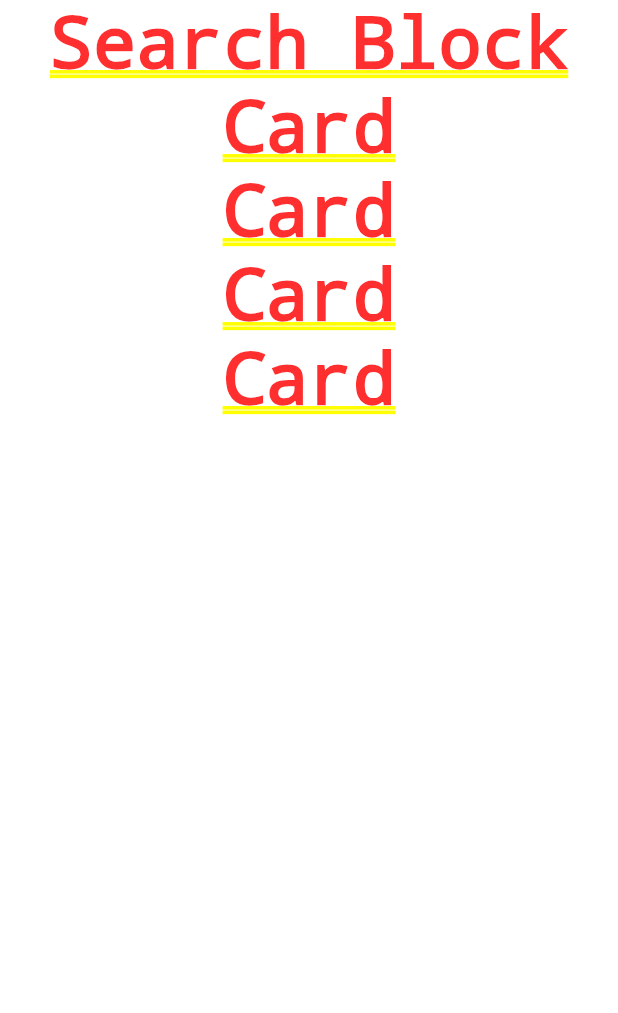
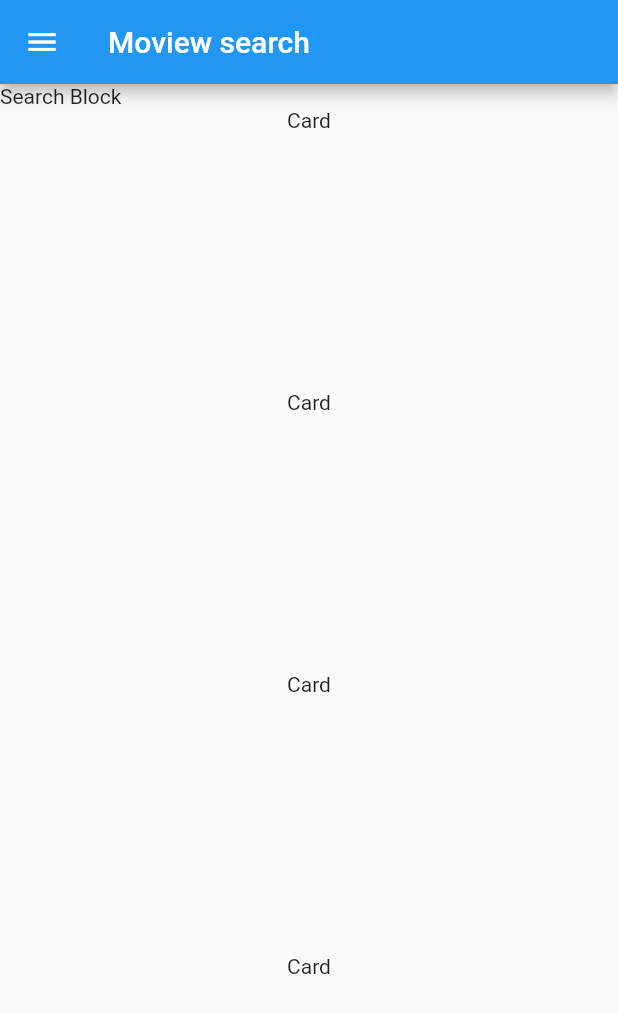
Before and after one commit to TimofeyKuznesov/search_movie, a Flutter app: the screen it shows after launch, on a phone screen of 412 x 824 dp. Shown: the top 1013 px of the screen. Run offline on Flutter 3.47's test engine with Material 2 defaults, Android fonts, the light colour scheme and no system bars.

Commit message:
feat: add Scaffold for application

```diff
--- a/lib/app/core/widgets/movie-card/card.dart
+++ b/lib/app/core/widgets/movie-card/card.dart
@@ -5,6 +5,6 @@ class MovieCard extends StatelessWidget {
 
   @override
   Widget build(BuildContext context) {
-    return Container(child: const Text('Card'));
+    return Expanded(child: Container(child: const Text('Card')));
   }
 }
--- /dev/null
+++ b/lib/app/pages/application.dart
@@ -0,0 +1,34 @@
+import 'package:flutter/cupertino.dart';
+import 'package:flutter/material.dart';
+import 'package:search_movie/app/pages/index.dart';
+
+class Application extends StatelessWidget {
+  @override
+  Widget build(BuildContext context) {
+    return Scaffold(
+      appBar: AppBar(
+        title: const Text('Moview search'),
+      ),
+      drawer: Drawer(
+        child: ListView(
+          padding: EdgeInsets.zero,
+          children: [
+            const DrawerHeader(
+              decoration: BoxDecoration(
+                color: Colors.blue,
+              ),
+              child: Text('Header'),
+            ),
+            ListTile(
+              title: const Text('menu1'),
+              onTap: () {
+                Navigator.pop(context);
+              },
+            ),
+          ],
+        ),
+      ),
+      body: const MainPage(),
+    );
+  }
+}
--- a/lib/app/pages/index.dart
+++ b/lib/app/pages/index.dart
@@ -1 +1,2 @@
-export 'main/index.dart' show MainPage;
+export 'main/index.dart';
+export 'application.dart';
--- a/lib/app/pages/main/cards_list.dart
+++ b/lib/app/pages/main/cards_list.dart
@@ -6,8 +6,9 @@ class CardsList extends StatelessWidget {
 
   @override
   Widget build(BuildContext context) {
-    return Column(
+    return Expanded(
+        child: Column(
       children: const [MovieCard(), MovieCard(), MovieCard(), MovieCard()],
-    );
+    ));
   }
 }
--- a/lib/app/pages/main/main_page.dart
+++ b/lib/app/pages/main/main_page.dart
@@ -10,6 +10,7 @@ class MainPage extends StatelessWidget {
   Widget build(BuildContext context) {
     return Column(
       children: const [Search(), CardsList()],
+      crossAxisAlignment: CrossAxisAlignment.stretch,
     );
   }
 }
--- a/lib/app/pages/main/search.dart
+++ b/lib/app/pages/main/search.dart
@@ -5,6 +5,9 @@ class Search extends StatelessWidget {
 
   @override
   Widget build(BuildContext context) {
-    return const Text('Search Block');
+    return const Expanded(
+      child: Text('Search Block'),
+      flex: 0,
+    );
   }
 }
--- a/lib/main.dart
+++ b/lib/main.dart
@@ -1,5 +1,5 @@
 import 'package:flutter/material.dart';
-import './app/pages/index.dart';
+import 'package:search_movie/app/pages/index.dart';
 
 void main() {
   runApp(const MyApp());
@@ -25,7 +25,7 @@ class MyApp extends StatelessWidget {
         // is not restarted.
         primarySwatch: Colors.blue,
       ),
-      home: const MainPage(),
+      home: Application(),
     );
   }
 }
```
